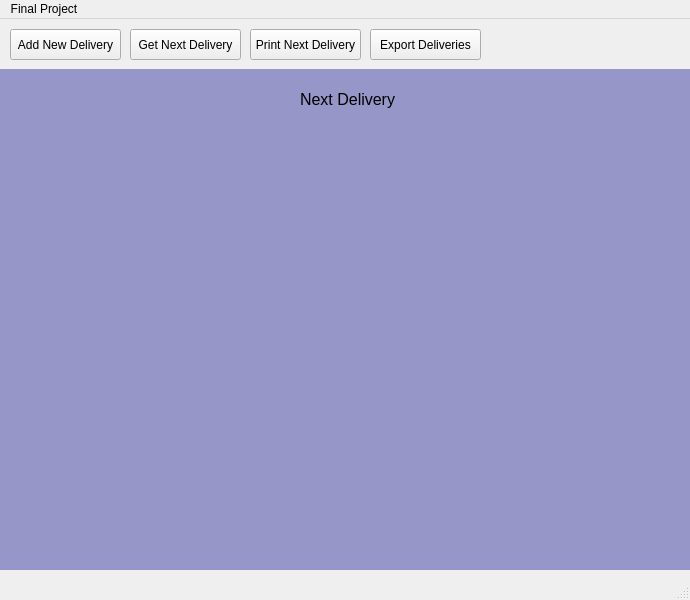
Above: FinalProject/mainwindow.ui from trevor-tfe/Final-Project before the change. Below: the same form after it.
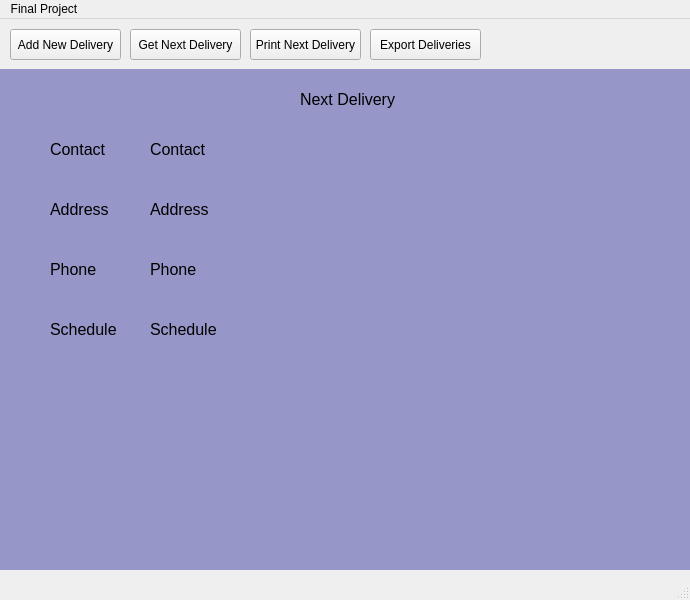
That is the form after the change. The open tabs and pages were chosen to show the change.

The edit to the form file:
```diff
--- a/FinalProject/mainwindow.ui
+++ b/FinalProject/mainwindow.ui
@@ -303,6 +303,174 @@
        <string>Next Delivery</string>
       </property>
      </widget>
+     <widget class="QLabel" name="label_7">
+      <property name="geometry">
+       <rect>
+        <x>50</x>
+        <y>70</y>
+        <width>71</width>
+        <height>21</height>
+       </rect>
+      </property>
+      <property name="font">
+       <font>
+        <pointsize>12</pointsize>
+       </font>
+      </property>
+      <property name="styleSheet">
+       <string notr="true">color: rgb(0, 0, 0);</string>
+      </property>
+      <property name="text">
+       <string>Contact</string>
+      </property>
+     </widget>
+     <widget class="QLabel" name="label_8">
+      <property name="geometry">
+       <rect>
+        <x>50</x>
+        <y>130</y>
+        <width>71</width>
+        <height>21</height>
+       </rect>
+      </property>
+      <property name="font">
+       <font>
+        <pointsize>12</pointsize>
+       </font>
+      </property>
+      <property name="styleSheet">
+       <string notr="true">color: rgb(0, 0, 0);</string>
+      </property>
+      <property name="text">
+       <string>Address</string>
+      </property>
+     </widget>
+     <widget class="QLabel" name="label_9">
+      <property name="geometry">
+       <rect>
+        <x>50</x>
+        <y>190</y>
+        <width>71</width>
+        <height>21</height>
+       </rect>
+      </property>
+      <property name="font">
+       <font>
+        <pointsize>12</pointsize>
+       </font>
+      </property>
+      <property name="styleSheet">
+       <string notr="true">color: rgb(0, 0, 0);</string>
+      </property>
+      <property name="text">
+       <string>Phone</string>
+      </property>
+     </widget>
+     <widget class="QLabel" name="label_10">
+      <property name="geometry">
+       <rect>
+        <x>50</x>
+        <y>250</y>
+        <width>71</width>
+        <height>21</height>
+       </rect>
+      </property>
+      <property name="font">
+       <font>
+        <pointsize>12</pointsize>
+       </font>
+      </property>
+      <property name="styleSheet">
+       <string notr="true">color: rgb(0, 0, 0);</string>
+      </property>
+      <property name="text">
+       <string>Schedule</string>
+      </property>
+     </widget>
+     <widget class="QLabel" name="ContactInfo">
+      <property name="geometry">
+       <rect>
+        <x>150</x>
+        <y>70</y>
+        <width>71</width>
+        <height>21</height>
+       </rect>
+      </property>
+      <property name="font">
+       <font>
+        <pointsize>12</pointsize>
+       </font>
+      </property>
+      <property name="styleSheet">
+       <string notr="true">color: rgb(0, 0, 0);</string>
+      </property>
+      <property name="text">
+       <string>Contact</string>
+      </property>
+     </widget>
+     <widget class="QLabel" name="AddressInfo">
+      <property name="geometry">
+       <rect>
+        <x>150</x>
+        <y>130</y>
+        <width>71</width>
+        <height>21</height>
+       </rect>
+      </property>
+      <property name="font">
+       <font>
+        <pointsize>12</pointsize>
+       </font>
+      </property>
+      <property name="styleSheet">
+       <string notr="true">color: rgb(0, 0, 0);</string>
+      </property>
+      <property name="text">
+       <string>Address</string>
+      </property>
+     </widget>
+     <widget class="QLabel" name="PhoneInfo">
+      <property name="geometry">
+       <rect>
+        <x>150</x>
+        <y>190</y>
+        <width>71</width>
+        <height>21</height>
+       </rect>
+      </property>
+      <property name="font">
+       <font>
+        <pointsize>12</pointsize>
+       </font>
+      </property>
+      <property name="styleSheet">
+       <string notr="true">color: rgb(0, 0, 0);</string>
+      </property>
+      <property name="text">
+       <string>Phone</string>
+      </property>
+     </widget>
+     <widget class="QLabel" name="ScheduleInfo">
+      <property name="geometry">
+       <rect>
+        <x>150</x>
+        <y>250</y>
+        <width>71</width>
+        <height>21</height>
+       </rect>
+      </property>
+      <property name="font">
+       <font>
+        <pointsize>12</pointsize>
+       </font>
+      </property>
+      <property name="styleSheet">
+       <string notr="true">color: rgb(0, 0, 0);</string>
+      </property>
+      <property name="text">
+       <string>Schedule</string>
+      </property>
+     </widget>
     </widget>
    </widget>
   </widget>
```
Left out of the diff: 2 changed lines with no effect on the pictures.
